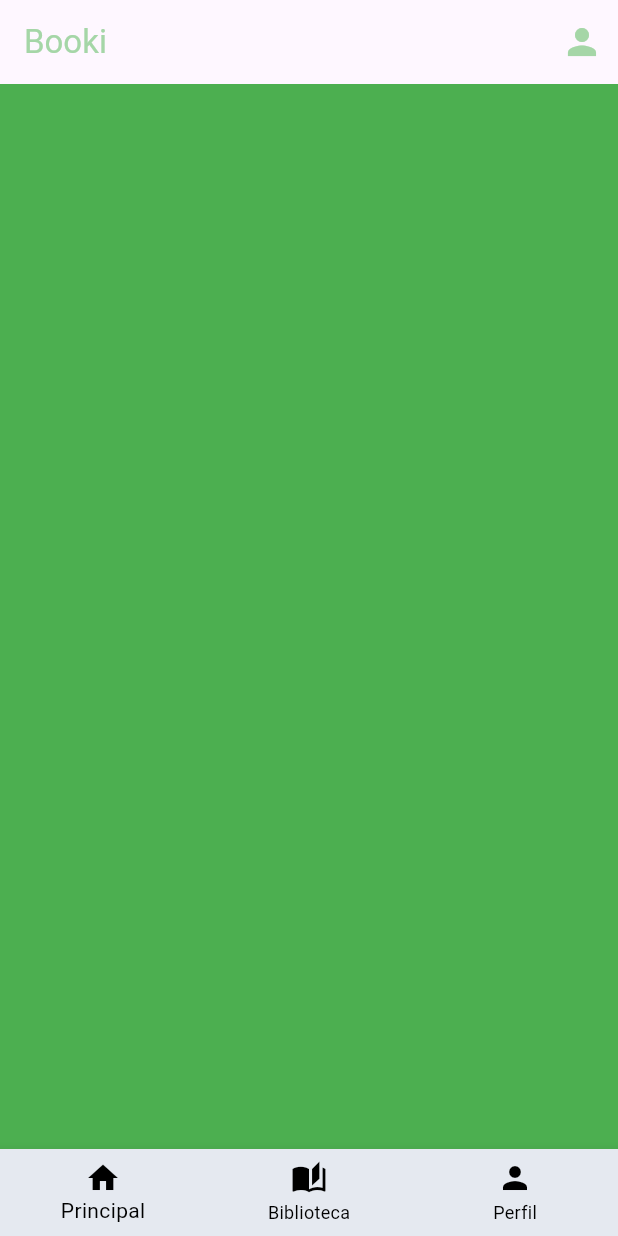
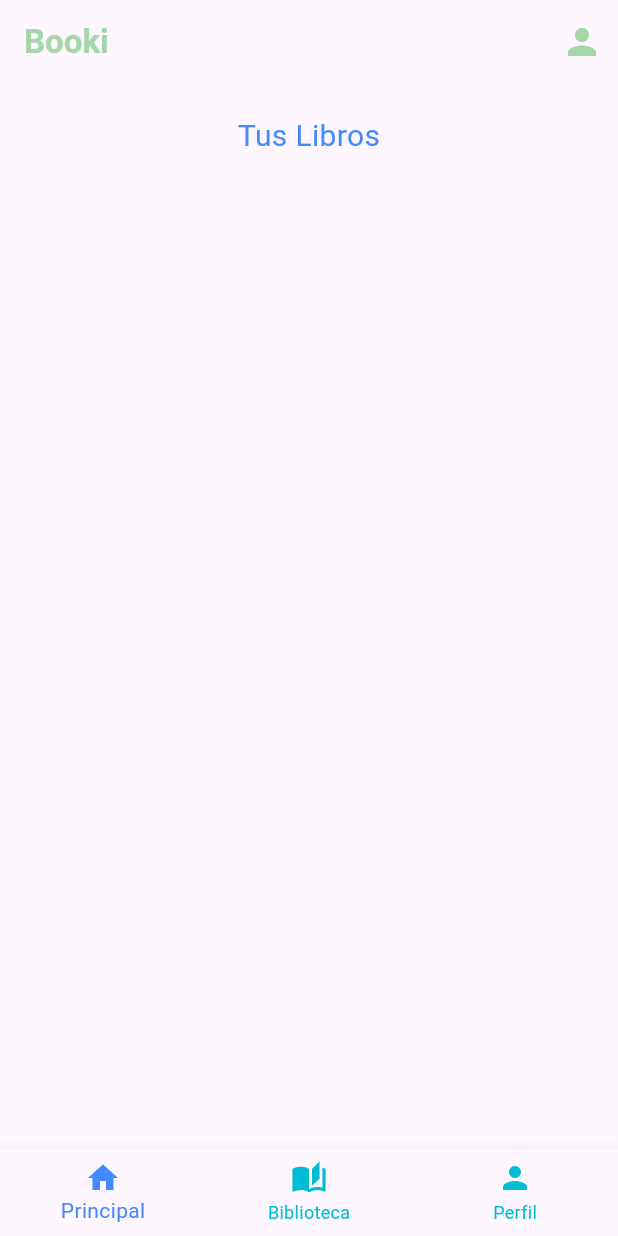
Before and after one commit to fernando527/Booki, a Flutter app: the PrincipalPage screen opened directly, swiped to page 2, on a phone screen of 412 x 824 dp. Run offline on Flutter 3.47's test engine with Material 3 defaults, Android fonts, the phone set to English and light mode, and no system bars.

Commit message:
molde de biblioteca y cambios en diseño

```diff
--- a/lib/paginas/principal.dart
+++ b/lib/paginas/principal.dart
@@ -31,7 +31,7 @@ class _PrincipalPageState extends State<PrincipalPage> {
   @override
   Widget build(BuildContext context) {
     return Scaffold(
-      appBar: AppBar(title: Text('Booki',style: TextStyle(color: Colors.green[200]),),
+      appBar: AppBar(title: Text('Booki',style: TextStyle(color: Colors.green[200],fontWeight: FontWeight.bold),),
       actions: [
         IconButton(onPressed: (){}, icon: Icon(Icons.person),
         color: Colors.green[200],
@@ -56,6 +56,7 @@ class _PrincipalPageState extends State<PrincipalPage> {
           setState(() {});
           currentIndex = value;
 
+
           _pageController.jumpToPage(value);
 
           _pageController.animateToPage(
@@ -64,9 +65,10 @@ class _PrincipalPageState extends State<PrincipalPage> {
             curve: Curves.easeIn,
           );
         },
-        backgroundColor: const Color.fromARGB(255, 229, 233, 240),
-        selectedItemColor: Colors.black,
-        unselectedItemColor: Colors.black,
+
+        selectedItemColor: Colors.blueAccent,
+        unselectedItemColor: Colors.cyan,
+
         items: const [
           BottomNavigationBarItem(
             label: 'Principal',
--- a/lib/paginas/screens/biblioteca.dart
+++ b/lib/paginas/screens/biblioteca.dart
@@ -9,7 +9,23 @@ class Biblioteca extends StatelessWidget {
   @override
   Widget build(BuildContext context) {
     return Container(
-      color: Colors.green,
+     child: Column(
+      children: [
+    SizedBox(height: 20,),
+    Text('Tus Libros',
+    style: TextStyle(fontSize: 20,
+    color: Colors.blueAccent
+    ),),
+
+    //aqui irian todos los libors guardados por el usuario
+    ////implementar cuando se haya creado la base en fire base
+
+    //ListView.builder(),
+
+
+      ],
+
+     ),
     );
   }
 }
--- a/lib/paginas/screens/inicio.dart
+++ b/lib/paginas/screens/inicio.dart
@@ -16,8 +16,7 @@ class Inicio extends StatelessWidget {
 
         TextField(
         cursorColor: Colors.black,
-      style: TextStyle(color: Colors.white),
-      controller: TextEditingController(),
+
 
          decoration:InputDecoration(
       label: Text('Buscador',
--- a/lib/paginas/screens/perfil.dart
+++ b/lib/paginas/screens/perfil.dart
@@ -21,7 +21,7 @@ class Perfil extends StatelessWidget {
         Container(
           child: Row(
             children: [
-              SizedBox(width: 10,),
+              SizedBox(width: 16,),
               Text('Que nueva Historia tienes en mente?:')
             ],
           ),
```
